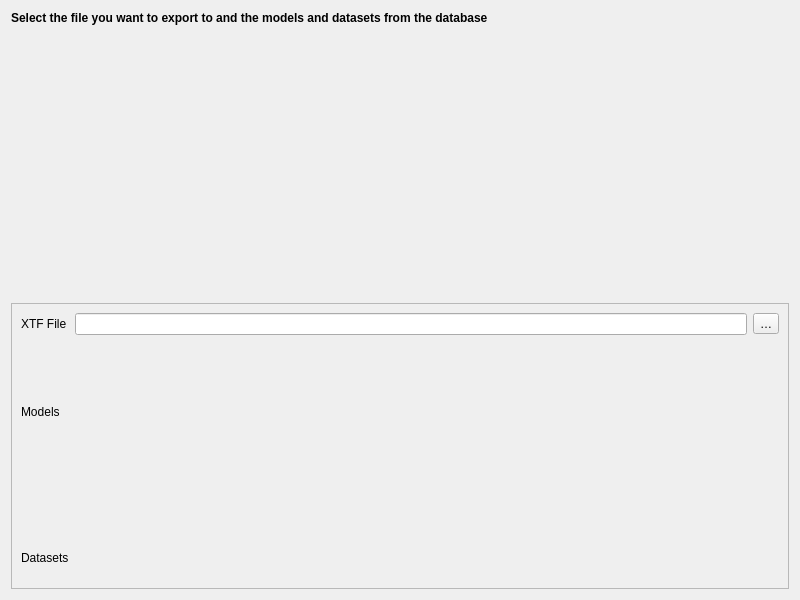
Qt form QgisModelBaker/ui/workflow_wizard/export_data_configuration.ui (opengisch/QgisModelBaker) before a commit.
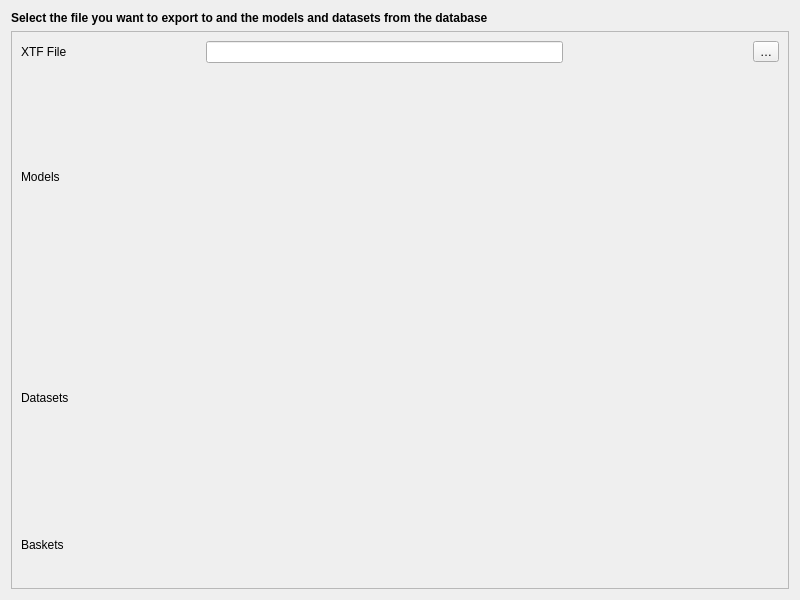
The same form after that commit. Custom widgets are drawn as their Qt base class.

Commit message: gui for baskets selectable in the export

```diff
--- a/QgisModelBaker/ui/workflow_wizard/export_data_configuration.ui
+++ b/QgisModelBaker/ui/workflow_wizard/export_data_configuration.ui
@@ -39,8 +39,14 @@
      </property>
     </widget>
    </item>
-   <item row="2" column="0">
+   <item row="1" column="0">
     <widget class="QFrame" name="frame">
+     <property name="sizePolicy">
+      <sizepolicy hsizetype="Preferred" vsizetype="Expanding">
+       <horstretch>0</horstretch>
+       <verstretch>0</verstretch>
+      </sizepolicy>
+     </property>
      <property name="frameShape">
       <enum>QFrame::StyledPanel</enum>
      </property>
@@ -48,6 +54,30 @@
       <enum>QFrame::Raised</enum>
      </property>
      <layout class="QGridLayout" name="gridLayout">
+      <item row="0" column="1" colspan="2">
+       <widget class="QLineEdit" name="xtf_file_line_edit"/>
+      </item>
+      <item row="5" column="0">
+       <widget class="QLabel" name="export_datasets_label">
+        <property name="text">
+         <string>Datasets</string>
+        </property>
+       </widget>
+      </item>
+      <item row="6" column="1" colspan="3">
+       <widget class="SemiTristateCheckbox" name="export_baskets_checkbox" native="true">
+        <property name="text" stdset="0">
+         <string>Select all baskets</string>
+        </property>
+       </widget>
+      </item>
+      <item row="1" column="1" colspan="4">
+       <widget class="SemiTristateCheckbox" name="export_models_checkbox" native="true">
+        <property name="text" stdset="0">
+         <string>Select all models</string>
+        </property>
+       </widget>
+      </item>
       <item row="2" column="0">
        <widget class="QLabel" name="export_models_label">
         <property name="text">
@@ -55,8 +85,15 @@
         </property>
        </widget>
       </item>
-      <item row="0" column="1">
-       <widget class="QLineEdit" name="xtf_file_line_edit"/>
+      <item row="7" column="1" colspan="4">
+       <widget class="ModelListView" name="export_baskets_view" native="true">
+        <property name="sizePolicy">
+         <sizepolicy hsizetype="Preferred" vsizetype="Preferred">
+          <horstretch>0</horstretch>
+          <verstretch>0</verstretch>
+         </sizepolicy>
+        </property>
+       </widget>
       </item>
       <item row="0" column="0">
        <widget class="QLabel" name="xtf_file_label">
@@ -65,10 +102,17 @@
         </property>
        </widget>
       </item>
-      <item row="2" column="1" rowspan="2" colspan="2">
-       <widget class="ModelListView" name="export_models_view" native="true"/>
+      <item row="2" column="1" rowspan="2" colspan="4">
+       <widget class="ModelListView" name="export_models_view" native="true">
+        <property name="sizePolicy">
+         <sizepolicy hsizetype="Preferred" vsizetype="Expanding">
+          <horstretch>0</horstretch>
+          <verstretch>0</verstretch>
+         </sizepolicy>
+        </property>
+       </widget>
       </item>
-      <item row="0" column="2">
+      <item row="0" column="4">
        <widget class="QToolButton" name="xtf_file_browse_button">
         <property name="toolTip">
          <string>Browse XTF files</string>
@@ -78,30 +122,23 @@
         </property>
        </widget>
       </item>
-      <item row="5" column="0">
-       <widget class="QLabel" name="export_datasets_label">
+      <item row="7" column="0">
+       <widget class="QLabel" name="export_baskets_label">
         <property name="text">
-         <string>Datasets</string>
+         <string>Baskets</string>
         </property>
        </widget>
       </item>
-      <item row="4" column="1" colspan="2">
+      <item row="5" column="1" colspan="4">
+       <widget class="ModelListView" name="export_datasets_view" native="true"/>
+      </item>
+      <item row="4" column="1" colspan="4">
        <widget class="SemiTristateCheckbox" name="export_datasets_checkbox" native="true">
         <property name="text" stdset="0">
          <string>Select all datasets</string>
         </property>
        </widget>
       </item>
-      <item row="5" column="1" colspan="2">
-       <widget class="ModelListView" name="export_datasets_view" native="true"/>
-      </item>
-      <item row="1" column="1" colspan="2">
-       <widget class="SemiTristateCheckbox" name="export_models_checkbox" native="true">
-        <property name="text" stdset="0">
-         <string>Select all models</string>
-        </property>
-       </widget>
-      </item>
      </layout>
     </widget>
    </item>
```
The commit also changes 2 other files.
